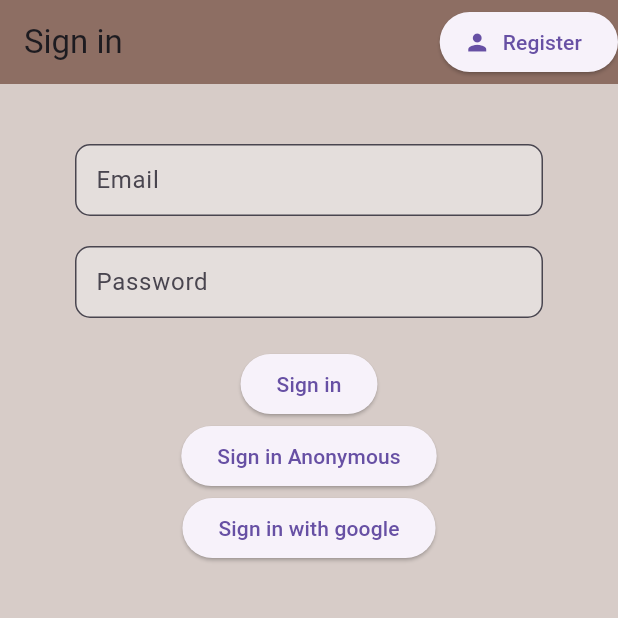
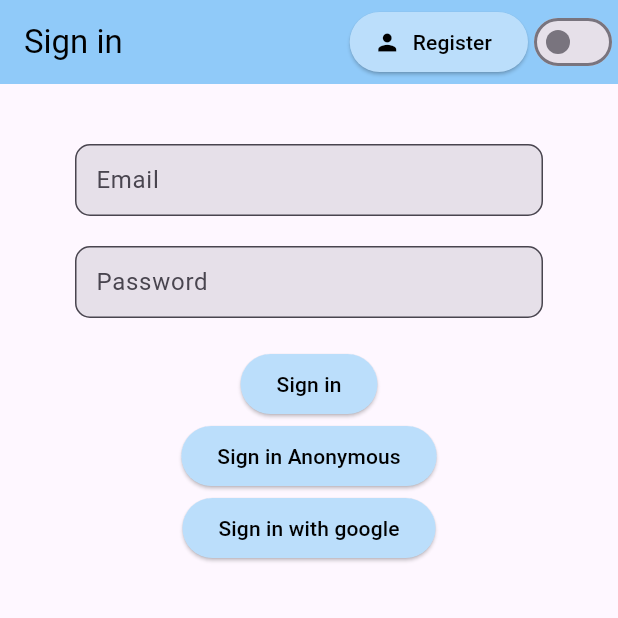
Before and after one commit to Onome15/authentication_firebase, a Flutter app: the screen it shows after launch, on a phone screen of 412 x 824 dp, the top half of it. Run offline on Flutter 3.47's test engine with Material 3 defaults, Android fonts, the phone set to English and light mode, and no system bars; our stand-ins replace firebase_auth, firebase_core, flutter_riverpod, flutter_spinkit, fluttertoast, google_sign_in; accounts and stored records are empty.

Commit message:
added dark and light mode

```diff
--- a/lib/main.dart
+++ b/lib/main.dart
@@ -1,5 +1,6 @@
 import 'package:firebase_core/firebase_core.dart';
 import 'package:flutter/material.dart';
+import 'package:project/provider/theme_provider.dart';
 import 'firebase_options.dart';
 import 'screen/wrapper.dart';
 import 'package:flutter_riverpod/flutter_riverpod.dart';
@@ -17,14 +18,20 @@ Future<void> main() async {
   );
 }
 
-class MyApp extends StatelessWidget {
+class MyApp extends ConsumerWidget {
   const MyApp({super.key});
 
   // This widgetrr is the root of your application.
   @override
-  Widget build(BuildContext context) {
-    return const MaterialApp(
-      home: Wrapper(),
+  Widget build(BuildContext context, WidgetRef ref) {
+    final themeMode = ref.watch(themeNotifierProvider);
+
+    return MaterialApp(
+      debugShowCheckedModeBanner: false,
+      theme: lightTheme,
+      darkTheme: darkTheme,
+      themeMode: themeMode,
+      home: const Wrapper(),
     );
   }
 }
--- /dev/null
+++ b/lib/provider/theme_provider.dart
@@ -0,0 +1,58 @@
+import 'package:flutter/material.dart';
+import 'package:flutter_riverpod/flutter_riverpod.dart';
+
+// StateNotifier to manage theme mode
+class ThemeNotifier extends StateNotifier<ThemeMode> {
+  ThemeNotifier() : super(ThemeMode.light);
+
+  void toggleTheme() {
+    state = state == ThemeMode.light ? ThemeMode.dark : ThemeMode.light;
+  }
+}
+
+// Provider for ThemeNotifier
+final themeNotifierProvider = StateNotifierProvider<ThemeNotifier, ThemeMode>(
+  (ref) => ThemeNotifier(),
+);
+
+final lightTheme = ThemeData(
+  brightness: Brightness.light,
+  primarySwatch: Colors.red,
+  appBarTheme: AppBarTheme(
+    color: Colors.blue[200],
+    foregroundColor: Colors.black, // Default AppBar text color
+  ),
+  textButtonTheme: TextButtonThemeData(
+    style: TextButton.styleFrom(
+      foregroundColor:
+          Colors.black, // Default text color for TextButton in light mode
+    ),
+  ),
+  elevatedButtonTheme: ElevatedButtonThemeData(
+    style: ElevatedButton.styleFrom(
+      backgroundColor: Colors.blue[100],
+      foregroundColor: Colors.black,
+    ),
+  ),
+);
+
+final darkTheme = ThemeData(
+    brightness: Brightness.dark,
+    primarySwatch: Colors.grey,
+    appBarTheme: AppBarTheme(
+      color: Colors.grey[900],
+      foregroundColor: Colors.white, // Default AppBar text color
+    ),
+    textButtonTheme: TextButtonThemeData(
+      style: TextButton.styleFrom(
+        foregroundColor:
+            Colors.white, // Default text color for TextButton in dark mode
+      ),
+    ),
+    elevatedButtonTheme: ElevatedButtonThemeData(
+      style: ElevatedButton.styleFrom(
+        backgroundColor:
+            Colors.grey[800], // Background color for ElevatedButton
+        foregroundColor: Colors.white, // Text color for ElevatedButton
+      ),
+    ));
--- a/lib/screen/Home/home_page.dart
+++ b/lib/screen/Home/home_page.dart
@@ -1,4 +1,5 @@
 import 'package:flutter_riverpod/flutter_riverpod.dart';
+import 'package:project/provider/theme_provider.dart';
 import 'package:project/services/auth.dart';
 import 'package:firebase_auth/firebase_auth.dart';
 import 'package:flutter/material.dart';
@@ -45,7 +46,10 @@ class HomePage extends ConsumerWidget {
 
   @override
   Widget build(BuildContext context, WidgetRef ref) {
-    final isLoading = ref.watch(authServiceProvider); // Watch the loading state
+    final isLoading = ref.watch(authServiceProvider);
+    final themeNotifier = ref.read(themeNotifierProvider.notifier);
+    final themeMode =
+        ref.watch(themeNotifierProvider); // Watch the loading state
 
     return isLoading
         ? const Loading()
@@ -56,6 +60,12 @@ class HomePage extends ConsumerWidget {
                 IconButton(
                   icon: const Icon(Icons.logout),
                   onPressed: () => _showLogoutConfirmationDialog(context, ref),
+                ),
+                Switch(
+                  value: themeMode == ThemeMode.dark,
+                  onChanged: (value) {
+                    themeNotifier.toggleTheme();
+                  },
                 ),
               ],
             ),
--- a/lib/screen/authenticate/register.dart
+++ b/lib/screen/authenticate/register.dart
@@ -1,3 +1,4 @@
+import 'package:project/provider/theme_provider.dart';
 import 'package:project/shared/constants.dart';
 import 'package:flutter/material.dart';
 import 'package:project/shared/loading.dart';
@@ -33,7 +34,8 @@ class _RegisterState extends ConsumerState<Register> {
   Widget build(BuildContext context) {
     final authService = ref.read(authServiceProvider.notifier);
     final isLoading = ref.watch(authServiceProvider); // Watch the loading state
-
+    final themeNotifier = ref.read(themeNotifierProvider.notifier);
+    final themeMode = ref.watch(themeNotifierProvider);
     return isLoading
         ? const Loading()
         : Scaffold(
@@ -46,7 +48,14 @@ class _RegisterState extends ConsumerState<Register> {
                   },
                   icon: const Icon(Icons.person),
                   label: const Text('Sign in'),
-                )
+                ),
+                Switch(
+                  activeColor: Colors.white,
+                  value: themeMode == ThemeMode.dark,
+                  onChanged: (value) {
+                    themeNotifier.toggleTheme();
+                  },
+                ),
               ],
             ),
             body: Padding(
--- a/lib/screen/authenticate/signin.dart
+++ b/lib/screen/authenticate/signin.dart
@@ -1,5 +1,6 @@
 import 'package:flutter/material.dart';
 import 'package:flutter_riverpod/flutter_riverpod.dart';
+import 'package:project/provider/theme_provider.dart';
 import 'package:project/shared/loading.dart';
 import '../../services/auth.dart';
 import '../../shared/constants.dart';
@@ -26,13 +27,13 @@ class _SignInState extends ConsumerState<SignIn> {
   Widget build(BuildContext context) {
     final authService = ref.read(authServiceProvider.notifier);
     final isLoading = ref.watch(authServiceProvider); // Watch the loading state
+    final themeNotifier = ref.read(themeNotifierProvider.notifier);
+    final themeMode = ref.watch(themeNotifierProvider);
 
     return isLoading
         ? const Loading()
         : Scaffold(
-            backgroundColor: Colors.brown[100],
             appBar: AppBar(
-              backgroundColor: Colors.brown[400],
               elevation: 0.0,
               title: const Text('Sign in'),
               actions: [
@@ -42,7 +43,14 @@ class _SignInState extends ConsumerState<SignIn> {
                   },
                   icon: const Icon(Icons.person),
                   label: const Text('Register'),
-                )
+                ),
+                Switch(
+                  activeColor: Colors.white,
+                  value: themeMode == ThemeMode.dark,
+                  onChanged: (value) {
+                    themeNotifier.toggleTheme();
+                  },
+                ),
               ],
             ),
             body: Container(
--- a/lib/shared/constants.dart
+++ b/lib/shared/constants.dart
@@ -1,15 +1,19 @@
 import 'package:flutter/material.dart';
 
 final textInputDecoration = InputDecoration(
-  fillColor: const Color.fromARGB(255, 228, 222, 220),
+  // fillColor: const Color.fromARGB(255, 228, 222, 220),
   filled: true,
   contentPadding: const EdgeInsets.all(10.0),
   border: OutlineInputBorder(
     borderRadius: BorderRadius.circular(10),
-    borderSide: const BorderSide(color: Colors.white, width: 2.0),
+    borderSide: const BorderSide(
+        // color: Colors.white,
+        width: 2.0),
   ),
   focusedBorder: OutlineInputBorder(
     borderRadius: BorderRadius.circular(10),
-    borderSide: BorderSide(color: Colors.brown[400]!, width: 2.0),
+    borderSide: const BorderSide(
+        // color: Colors.brown[400]!,
+        width: 2.0),
   ),
 );
```
